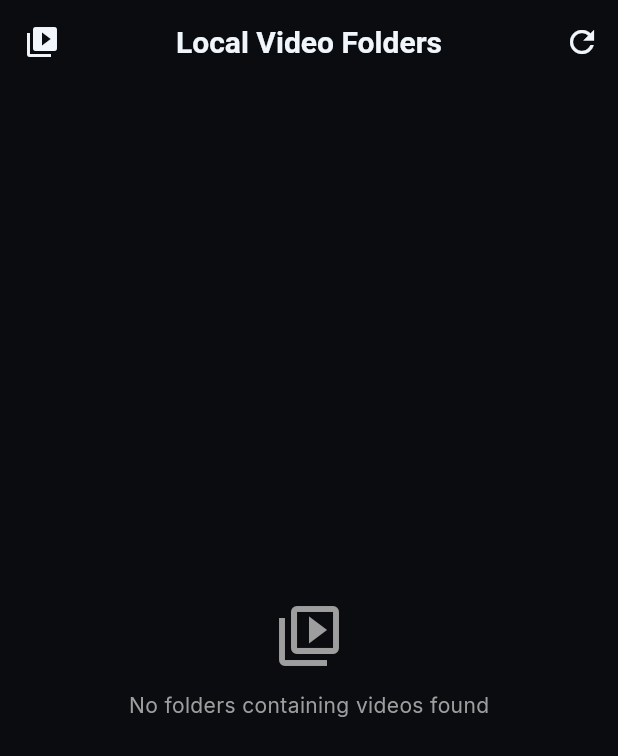
After one commit to wasimakhtar8808/gdrive-player, a Flutter app: the LocalVideoBrowserScreen screen opened directly, after a tap on the "refresh" icon, on a phone screen of 412 x 824 dp. The commit adds this screen. Shown: the top 756 px of the screen. Run offline on Flutter 3.47's test engine with Material 3 defaults, Android fonts, the phone set to English and light mode, and no system bars; our stand-ins replace firebase_auth, firebase_core, flutter_secure_storage, google_fonts, google_sign_in, permission_handler and 2 more; accounts and stored records are empty; network calls fail.

Commit message:
feat: implement local storage video scanning and browsing functionality with permission handling

```diff
--- a/lib/features/configuration/data/datasources/secure_storage_service.dart
+++ b/lib/features/configuration/data/datasources/secure_storage_service.dart
@@ -4,7 +4,11 @@ class SecureStorageService {
   final FlutterSecureStorage _storage;
 
   SecureStorageService([FlutterSecureStorage? storage])
-      : _storage = storage ?? const FlutterSecureStorage();
+      : _storage = storage ?? const FlutterSecureStorage(
+          aOptions: AndroidOptions(
+            encryptedSharedPreferences: true,
+          ),
+        );
 
   Future<String?> read(String key) async {
     try {
--- a/lib/features/configuration/domain/entities/token_entity.dart
+++ b/lib/features/configuration/domain/entities/token_entity.dart
@@ -27,7 +27,7 @@ class TokenEntity {
   }
 
   const TokenEntity.empty()
-      : apiKey = '',
+      : apiKey = 'AIzaSyCwEDejUR4FXG3KZaVTZ10Es7qYCIHp7d8',
         accessToken = '',
-        serverClientId = '846250582150-sstsfrien7oeh9fih3ackdtu55l1ehlp.apps.googleusercontent.com';
+        serverClientId = '728182534182-2gsap6poc95l9l7mb3al4ivbhruseo4l.apps.googleusercontent.com';
 }
--- a/lib/features/dashboard/presentation/screens/dashboard_screen.dart
+++ b/lib/features/dashboard/presentation/screens/dashboard_screen.dart
@@ -1,5 +1,6 @@
 import 'package:flutter/material.dart';
 import 'package:gdrive_player/features/drive/presentation/screens/drive_browser_screen.dart';
+import 'package:gdrive_player/features/drive/presentation/screens/local_video_browser_screen.dart';
 import 'package:gdrive_player/features/player/presentation/screens/live_stream_screen.dart';
 import 'package:gdrive_player/features/configuration/presentation/screens/settings_screen.dart';
 
@@ -9,12 +10,13 @@ class DashboardScreen extends StatelessWidget {
   @override
   Widget build(BuildContext context) {
     return const DefaultTabController(
-      length: 3,
+      length: 4,
       child: Scaffold(
         body: TabBarView(
           physics: NeverScrollableScrollPhysics(), // Prevent swipe switching to avoid conflict with players
           children: [
             DriveBrowserScreen(),
+            LocalVideoBrowserScreen(),
             LiveStreamScreen(),
             SettingsScreen(),
           ],
@@ -26,6 +28,10 @@ class DashboardScreen extends StatelessWidget {
               Tab(
                 icon: Icon(Icons.cloud_queue),
                 text: 'Drive',
+              ),
+              Tab(
+                icon: Icon(Icons.video_library),
+                text: 'Local',
               ),
               Tab(
                 icon: Icon(Icons.stream),
--- /dev/null
+++ b/lib/features/drive/presentation/screens/local_video_browser_screen.dart
@@ -0,0 +1,279 @@
+import 'dart:io';
+import 'package:flutter/material.dart';
+import 'package:permission_handler/permission_handler.dart';
+import '../../../player/presentation/screens/video_player_screen.dart';
+
+class LocalVideoBrowserScreen extends StatefulWidget {
+  const LocalVideoBrowserScreen({super.key});
+
+  @override
+  State<LocalVideoBrowserScreen> createState() => _LocalVideoBrowserScreenState();
+}
+
+class _LocalVideoBrowserScreenState extends State<LocalVideoBrowserScreen> {
+  final Map<String, List<File>> _folderVideosMap = {};
+  List<String> _folders = [];
+  String? _selectedFolder;
+  bool _permissionGranted = false;
+  bool _isLoading = true;
+  String _loadingMessage = 'Requesting storage permission...';
+
+  @override
+  void initState() {
+    super.initState();
+    _requestPermissionAndScan();
+  }
+
+  Future<void> _requestPermissionAndScan() async {
+    setState(() {
+      _isLoading = true;
+      _loadingMessage = 'Requesting storage permission...';
+    });
+
+    // Request permissions
+    final status = await Permission.storage.request();
+    var manageStatus = PermissionStatus.granted;
+
+    if (Platform.isAndroid) {
+      if (await Permission.manageExternalStorage.status.isDenied) {
+        manageStatus = await Permission.manageExternalStorage.request();
+      } else {
+        manageStatus = await Permission.manageExternalStorage.status;
+      }
+    }
+
+    if (status.isGranted || manageStatus.isGranted) {
+      setState(() {
+        _permissionGranted = true;
+        _loadingMessage = 'Scanning device storage for videos...';
+      });
+      await _scanForVideos();
+    } else {
+      setState(() {
+        _permissionGranted = false;
+        _isLoading = false;
+      });
+    }
+  }
+
+  Future<void> _scanForVideos() async {
+    _folderVideosMap.clear();
+    _folders.clear();
+
+    try {
+      final root = Directory('/storage/emulated/0');
+      await _scanDirectory(root);
+
+      setState(() {
+        _folders = _folderVideosMap.keys.toList();
+        // Sort folders by name alphabetically
+        _folders.sort((a, b) {
+          final aName = a.split('/').last.toLowerCase();
+          final bName = b.split('/').last.toLowerCase();
+          return aName.compareTo(bName);
+        });
+        _isLoading = false;
+      });
+    } catch (e) {
+      setState(() {
+        _isLoading = false;
+      });
+      if (mounted) {
+        ScaffoldMessenger.of(context).showSnackBar(
+          SnackBar(content: Text('Error scanning storage: $e')),
+        );
+      }
+    }
+  }
+
+  Future<void> _scanDirectory(Directory dir) async {
+    try {
+      final Stream<FileSystemEntity> stream = dir.list(recursive: false, followLinks: false);
+      await for (final entity in stream) {
+        if (entity is Directory) {
+          final dirName = entity.path.split('/').last;
+          // Skip hidden folders and system directories (Android, obb, data) to make scan very fast
+          if (dirName.startsWith('.') || entity.path.contains('/Android') || dirName.toLowerCase() == 'android') {
+            continue;
+          }
+          await _scanDirectory(entity);
+        } else if (entity is File) {
+          final path = entity.path.toLowerCase();
+          if (path.endsWith('.mp4') ||
+              path.endsWith('.mkv') ||
+              path.endsWith('.webm') ||
+              path.endsWith('.avi') ||
+              path.endsWith('.mov') ||
+              path.endsWith('.flv') ||
+              path.endsWith('.3gp')) {
+            final parentPath = entity.parent.path;
+            if (!_folderVideosMap.containsKey(parentPath)) {
+              _folderVideosMap[parentPath] = [];
+            }
+            _folderVideosMap[parentPath]!.add(entity);
+          }
+        }
+      }
+    } catch (_) {
+      // Ignore permission-restricted directories
+    }
+  }
+
+  String _formatSize(int bytes) {
+    if (bytes < 1024) return '$bytes B';
+    if (bytes < 1024 * 1024) return '${(bytes / 1024).toStringAsFixed(1)} KB';
+    if (bytes < 1024 * 1024 * 1024) return '${(bytes / (1024 * 1024)).toStringAsFixed(1)} MB';
+    return '${(bytes / (1024 * 1024 * 1024)).toStringAsFixed(1)} GB';
+  }
+
+  @override
+  Widget build(BuildContext context) {
+    return PopScope(
+      canPop: _selectedFolder == null,
+      onPopInvokedWithResult: (didPop, result) {
+        if (!didPop) {
+          setState(() {
+            _selectedFolder = null;
+          });
+        }
+      },
+      child: Scaffold(
+        appBar: AppBar(
+          title: Text(_selectedFolder == null
+              ? 'Local Video Folders'
+              : _selectedFolder!.split('/').last),
+          leading: _selectedFolder != null
+              ? IconButton(
+                  icon: const Icon(Icons.arrow_back),
+                  onPressed: () {
+                    setState(() {
+                      _selectedFolder = null;
+                    });
+                  },
+                )
+              : const Icon(Icons.video_library),
+          actions: [
+            IconButton(
+              icon: const Icon(Icons.refresh),
+              onPressed: _isLoading ? null : _requestPermissionAndScan,
+            ),
+          ],
+        ),
+        body: _isLoading
+            ? Center(
+                child: Column(
+                  mainAxisAlignment: MainAxisAlignment.center,
+                  children: [
+                    const CircularProgressIndicator(color: Colors.orange),
+                    const SizedBox(height: 16),
+                    Text(_loadingMessage, style: const TextStyle(color: Colors.grey)),
+                  ],
+                ),
+              )
+            : !_permissionGranted
+                ? Center(
+                    child: Padding(
+                      padding: const EdgeInsets.all(24.0),
+                      child: Column(
+                        mainAxisAlignment: MainAxisAlignment.center,
+                        children: [
+                          const Icon(Icons.folder_off, size: 64, color: Colors.orange),
+                          const SizedBox(height: 16),
+                          const Text(
+                            'Storage Permission Required',
+                            style: TextStyle(fontWeight: FontWeight.bold, fontSize: 18),
+                          ),
+                          const SizedBox(height: 8),
+                          const Text(
+                            'Please grant storage access permission to browse and play local videos from your device storage.',
+                            textAlign: TextAlign.center,
+                            style: TextStyle(color: Colors.grey),
+                          ),
+                          const SizedBox(height: 24),
+                          ElevatedButton.icon(
+                            onPressed: _requestPermissionAndScan,
+                            icon: const Icon(Icons.settings),
+                            label: const Text('Grant Permission'),
+                            style: ElevatedButton.styleFrom(
+                              backgroundColor: Colors.orange,
+                              foregroundColor: Colors.white,
+                              padding: const EdgeInsets.symmetric(horizontal: 24, vertical: 12),
+                            ),
+                          ),
+                        ],
+                      ),
+                    ),
+                  )
+                : _selectedFolder == null
+                    ? _folders.isEmpty
+                        ? const Center(
+                            child: Column(
+                              mainAxisAlignment: MainAxisAlignment.center,
+                              children: [
+                                Icon(Icons.video_library_outlined, size: 48, color: Colors.grey),
+                                SizedBox(height: 12),
+                                Text('No folders containing videos found', style: TextStyle(color: Colors.grey)),
+                              ],
+                            ),
+                          )
+                        : ListView.builder(
+                            itemCount: _folders.length,
+                            itemBuilder: (context, index) {
+                              final folderPath = _folders[index];
+                              final folderName = folderPath.split('/').last;
+                              final videoCount = _folderVideosMap[folderPath]?.length ?? 0;
+
+                              return Card(
+                                margin: const EdgeInsets.symmetric(horizontal: 12, vertical: 6),
+                                color: const Color(0xFF161B22),
+                                shape: RoundedRectangleBorder(borderRadius: BorderRadius.circular(8)),
+                                child: ListTile(
+                                  leading: const Icon(Icons.folder, color: Colors.amber, size: 40),
+                                  title: Text(
+                                    folderName,
+                                    style: const TextStyle(fontWeight: FontWeight.bold, color: Colors.white),
+                                  ),
+                                  subtitle: Text(
+                                    '$videoCount video${videoCount > 1 ? 's' : ''}\n$folderPath',
+                                    style: const TextStyle(color: Colors.grey, fontSize: 11),
+                                  ),
+                                  isThreeLine: true,
+                                  trailing: const Icon(Icons.chevron_right, color: Colors.orange),
+                                  onTap: () {
+                                    setState(() {
+                                      _selectedFolder = folderPath;
+                                    });
+                                  },
+                                ),
+                              );
+                            },
+                          )
+                    : ListView.builder(
+                        itemCount: _folderVideosMap[_selectedFolder]?.length ?? 0,
+                        itemBuilder: (context, index) {
+                          final file = _folderVideosMap[_selectedFolder]![index];
+                          final name = file.path.split('/').last;
+                          final size = file.lengthSync();
+
+                          return ListTile(
+                            leading: const Icon(Icons.local_movies, color: Colors.orange, size: 36),
+                            title: Text(name, style: const TextStyle(color: Colors.white)),
+                            subtitle: Text(_formatSize(size), style: const TextStyle(color: Colors.grey)),
+                            onTap: () {
+                              Navigator.of(context).push(
+                                MaterialPageRoute(
+                                  builder: (context) => VideoPlayerScreen(
+                                    url: file.path,
+                                    headers: const {},
+                                    title: name,
+                                  ),
+                                ),
+                              );
+                            },
+                          );
+                        },
+                      ),
+      ),
+    );
+  }
+}
--- a/lib/main.dart
+++ b/lib/main.dart
@@ -13,6 +13,7 @@ import 'features/dashboard/presentation/screens/dashboard_screen.dart';
 
 void main() async {
   WidgetsFlutterBinding.ensureInitialized();
+  await Firebase.initializeApp();
   final secureStorage = SecureStorageService();
   final configRepository = ConfigurationRepositoryImpl(secureStorage);
 
--- a/pubspec.yaml
+++ b/pubspec.yaml
@@ -44,6 +44,7 @@ dependencies:
   firebase_core: ^4.11.0
   firebase_auth: ^6.5.4
   flutter_secure_storage: ^10.3.1
+  permission_handler: ^12.0.3
 
 dev_dependencies:
   flutter_test:
```
Also changed, not shown: lib/features/configuration/data/repositories/configuration_repository_impl.dart (+11 -2 lines), lib/features/configuration/presentation/providers/config_provider.dart (+5 -13 lines), lib/features/configuration/presentation/screens/settings_screen.dart (+0 -24 lines), lib/features/player/presentation/screens/video_player_screen.dart (+11 -4 lines), .gemini_scratch/check_methods.dart (added), pubspec.lock, 4 other files.
